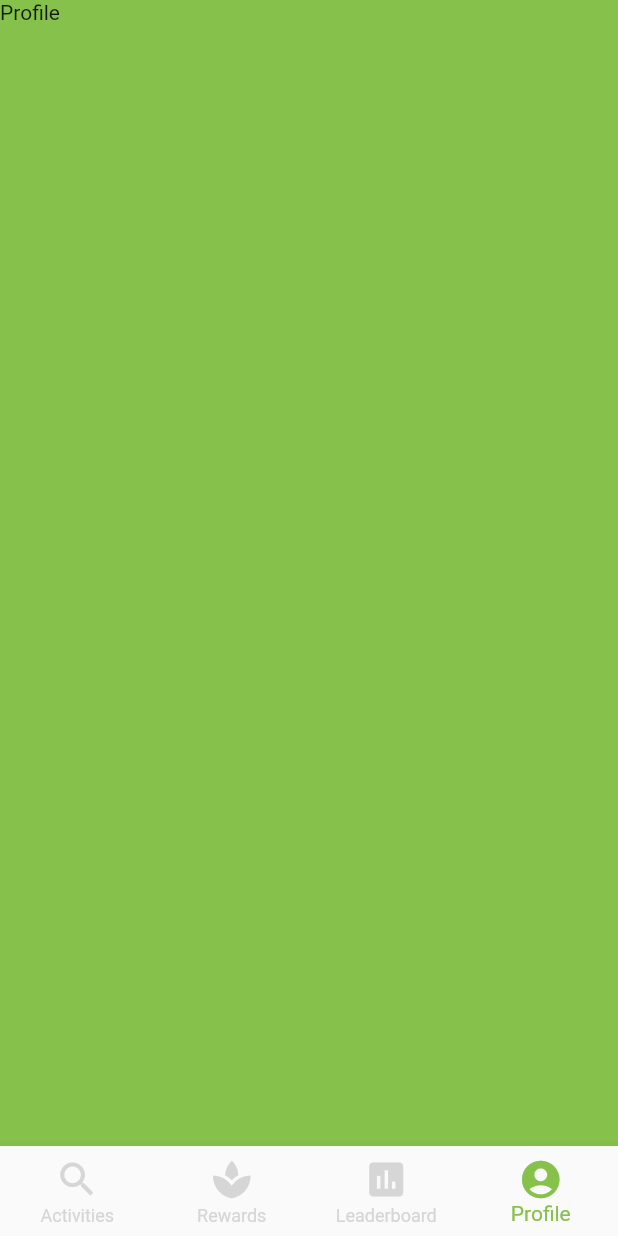
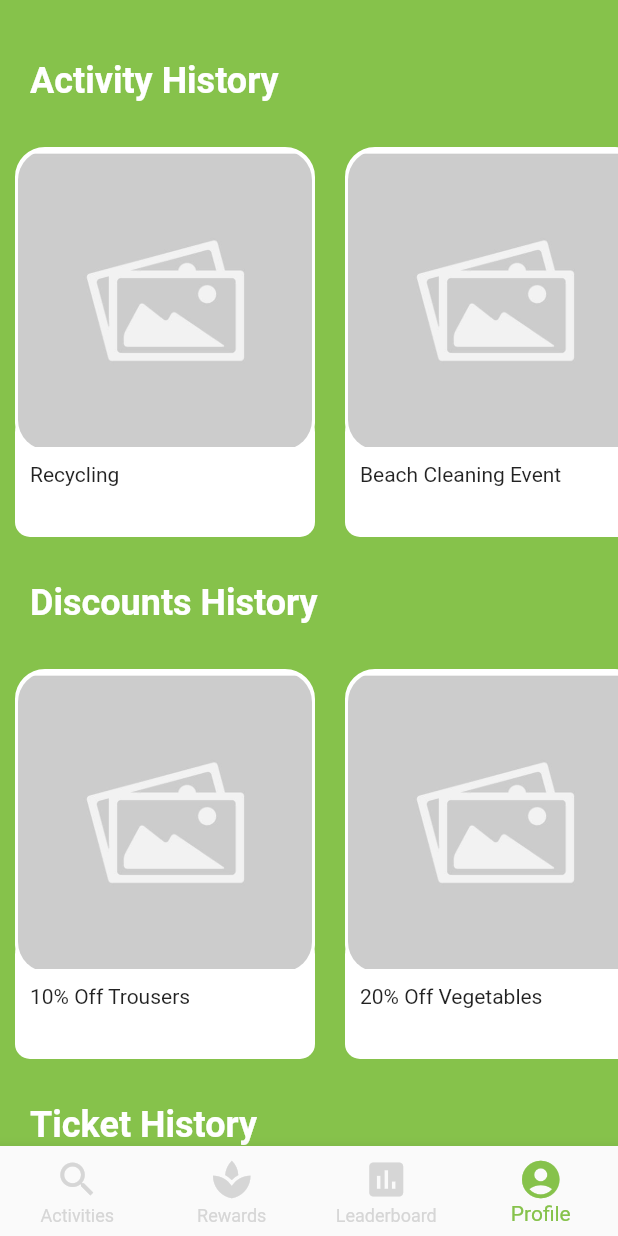
Before and after one commit to dserafim1999/plant-b, a Flutter app: the MyHomePage screen opened directly, item 4 of the bottom bar chosen, on a phone screen of 412 x 824 dp. Run offline on Flutter 3.47's test engine with Material 2 defaults, Android fonts, the phone set to English and light mode, and no system bars; our stand-ins replace google_maps_flutter.

Commit message:
profile menu carousel mockup

```diff
--- a/lib/main.dart
+++ b/lib/main.dart
@@ -22,7 +22,7 @@ class MyApp extends StatelessWidget {
         primarySwatch: Colors.green,
       ),
       //home: const MyHomePage(),
-      home: const SignIn(),
+      home: const MyHomePage(),
     );
   }
 }
--- /dev/null
+++ b/lib/models/activity.model.dart
@@ -0,0 +1,55 @@
+class Activity {
+  //String imageUrl;
+  int tokens;
+  int minNumParticipants;
+  //Users[] friends;
+  String name;
+  String date;
+  String creationDate;
+  String description;
+
+  Activity({
+    required this.tokens,
+    //required this.imageUrl,
+    required this.minNumParticipants,
+    required this.name,
+    required this.description,
+    required this.date,
+    required this.creationDate,
+  });
+}
+
+List<Activity> activities = [
+  Activity(
+    tokens: 100,
+    minNumParticipants: 1,
+    name: "Recycling",
+    description: "jsnakjndis ihabs iunsdi kdhna ou wdjkwe nk kh hj jewnfojeno cwk eihwfniw fje sj fkehw fuienfi ekjhfbiweujf nfheb ",
+    date: "05/07/2021",
+    creationDate: "30/12/2021",
+  ),
+  Activity(
+    tokens: 300,
+    minNumParticipants: 4,
+    name: "Beach Cleaning Event",
+    description: "jsnakjndis ihabs iunsdi kdhna ou wdjkwe nk kh hj jewnfojeno cwk eihwfniw fje sj fkehw fuienfi ekjhfbiweujf nfheb ",
+    date: "05/07/2021",
+    creationDate: "30/12/2021",
+  ),
+  Activity(
+    tokens: 200,
+    minNumParticipants: 2,
+    name: "Walk Dogs",
+    description: "jsnakjndis ihabs iunsdi kdhna ou wdjkwe nk kh hj jewnfojeno cwk eihwfniw fje sj fkehw fuienfi ekjhfbiweujf nfheb ",
+    date: "05/07/2021",
+    creationDate: "30/12/2021",
+  ),
+  Activity(
+    tokens: 100,
+    minNumParticipants: 1,
+    name: "Recycling Point",
+    description: "jsnakjndis ihabs iunsdi kdhna ou wdjkwe nk kh hj jewnfojeno cwk eihwfniw fje sj fkehw fuienfi ekjhfbiweujf nfheb ",
+    date: "05/07/2021",
+    creationDate: "30/12/2021",
+  ),
+];
--- /dev/null
+++ b/lib/models/discount.model.dart
@@ -0,0 +1,67 @@
+class Discount {
+  int tokens;
+  int percentage;
+  String description;
+  String location;
+  String shop;
+  String name;
+  //String imageUrl;
+
+  Discount({
+    required this.tokens,
+    required this.percentage,
+    required this.description,
+    required this.location,
+    required this.shop,
+    required this.name,
+    //required this.imageUrl,
+  });
+}
+
+List<Discount> discounts = [
+  Discount(
+    tokens: 100,
+    percentage: 10,
+    description: "kdsj dknd adnj jk vrj jjdnkmdc m scknsc mcnjknmsc k cjncek kjcn ik jm jkmrk mjrj f",
+    location: "Leiria",
+    shop: "Loja",
+    name: "10% Off Trousers",
+    //required this.imageUrl,
+  ),
+  Discount(
+    tokens: 300,
+    percentage: 20,
+    description: "kdsj dknd adnj jk vrj jjdnkmdc m scknsc mcnjknmsc k cjncek kjcn ik jm jkmrk mjrj f",
+    location: "Leiria",
+    shop: "Loja",
+    name: "20% Off Vegetables",
+    //required this.imageUrl,
+  ),
+  Discount(
+    tokens: 500,
+    percentage: 20,
+    description: "kdsj dknd adnj jk vrj jjdnkmdc m scknsc mcnjknmsc k cjncek kjcn ik jm jkmrk mjrj f",
+    location: "Leiria",
+    shop: "Loja",
+    name: "10% Off Cardigans",
+    //required this.imageUrl,
+  ),
+  Discount(
+    tokens: 200,
+    percentage: 10,
+    description: "kdsj dknd adnj jk vrj jjdnkmdc m scknsc mcnjknmsc k cjncek kjcn ik jm jkmrk mjrj f",
+    location: "Leiria",
+    shop: "Loja",
+    name: "10% Off Beer",
+    //required this.imageUrl,
+  ),
+  Discount(
+    tokens: 100,
+    percentage: 10,
+    description: "kdsj dknd adnj jk vrj jjdnkmdc m scknsc mcnjknmsc k cjncek kjcn ik jm jkmrk mjrj f",
+    location: "Leiria",
+    shop: "Loja",
+    name: "10% Off Eco Toilet Paper and other stuff to test spacing",
+    //required this.imageUrl,
+  ),
+];
--- /dev/null
+++ b/lib/models/ticket.model.dart
@@ -0,0 +1,37 @@
+class Ticket {
+  int tokens;
+  int amount;
+  String type;
+  //String imageUrl;
+
+  Ticket({
+    required this.tokens,
+    required this.amount,
+    required this.type,
+    //required this.imageUrl,
+  });
+}
+
+List<Ticket> tickets = [
+  Ticket(
+    tokens: 200,
+    amount: 1,
+    type: "Train",
+  ),
+  Ticket(
+    tokens: 100,
+    amount: 1,
+    type: "Bus",
+  ),
+  Ticket(
+    tokens: 150,
+    amount: 1,
+    type: "Metro",
+  ),
+  Ticket(
+    tokens: 200,
+    amount: 1,
+    type: "Train",
+  ),
+
+];
--- a/lib/pages/profile/profile.dart
+++ b/lib/pages/profile/profile.dart
@@ -1,4 +1,5 @@
 import 'package:flutter/material.dart';
+import 'package:plant_b/pages/profile/profile_carousel.dart';
 
 class Profile extends StatefulWidget {
   const Profile({Key? key}) : super(key: key);
@@ -10,8 +11,6 @@ class Profile extends StatefulWidget {
 class _ProfileState extends State<Profile> {
   @override
   Widget build(BuildContext context) {
-    return Container(
-      child: Text("Profile"),
-    );
+    return ProfileCarousel();
   }
 }
--- /dev/null
+++ b/lib/pages/profile/profile_carousel.dart
@@ -0,0 +1,243 @@
+import 'package:flutter/material.dart';
+import 'package:plant_b/models/activity.model.dart';
+import 'package:plant_b/models/ticket.model.dart';
+import 'package:plant_b/models/discount.model.dart';
+import 'package:plant_b/core/styles.dart';
+
+
+class ProfileCarousel extends StatelessWidget {
+  const ProfileCarousel({Key? key}) : super(key: key);
+
+
+  @override
+  Widget build(BuildContext context) {
+    return Container(
+      child: SingleChildScrollView(
+        child: Column(
+          children: <Widget>[
+            SizedBox(height: 40),
+            Padding(
+              padding: const EdgeInsets.symmetric(horizontal: 20.0),
+              child: Row(
+                mainAxisAlignment: MainAxisAlignment.spaceBetween,
+                children: <Widget>[
+                  Text(
+                      "Activity History",
+                      style: headline1
+                  ),
+                ],),
+            ),
+            SizedBox(height: 20),
+            Container(
+              height: 300,
+              child: ListView.builder(
+                  scrollDirection: Axis.horizontal,
+                  itemCount: activities.length,
+                  itemBuilder: (BuildContext context, int index) {
+                    Activity activity = activities[index];
+                    return Container(
+                      width: 200.0,
+                      margin: EdgeInsets.all(10.0),
+                      child: Stack(
+                        alignment: Alignment.topCenter,
+                        children: <Widget>[
+                          Positioned(
+                            bottom: 20.0,
+                            child: Container(
+                              height: 80.0,
+                              width: 200.0,
+                              decoration: BoxDecoration(
+                                  color: Colors.white,
+                                  borderRadius: BorderRadius.circular(10.0)
+                              ),
+                              child: Padding(
+                                padding: const EdgeInsets.all(10.0),
+                                child: Column(
+                                    crossAxisAlignment: CrossAxisAlignment.start,
+                                    children: <Widget> [
+                                      SizedBox(height: 20),
+                                      Text(activity.name)
+                                    ]),
+                              ),
+                            ),
+                          ),
+                          Container(
+                              decoration: BoxDecoration(
+                                color: Colors.white,
+                                borderRadius: BorderRadius.circular(20.0),
+                                border: Border.all(
+                                  color: Colors.white,
+                                  width: 2,
+                                ),
+                              ),
+                              child: Stack(
+                                children: <Widget>[
+                                  ClipRRect(
+                                    borderRadius: BorderRadius.circular(20.0),
+                                    child: Image(
+                                      height: 200.0,
+                                      width: 200.0,
+                                      image: AssetImage("assets/placeholder.jpg"),
+                                    ),
+                                  )
+                                ],
+                              )
+                          ),
+                        ],
+                      ),
+                    );
+                  }
+              ),
+            ),
+            Padding(
+              padding: const EdgeInsets.symmetric(horizontal: 20.0),
+              child: Row(
+                mainAxisAlignment: MainAxisAlignment.spaceBetween,
+                children: <Widget>[
+                  Text(
+                      "Discounts History",
+                      style: headline1
+                  ),
+                ],),
+            ),
+            SizedBox(height: 20),
+            Container(
+              height: 300,
+              child: ListView.builder(
+                  scrollDirection: Axis.horizontal,
+                  itemCount: discounts.length,
+                  itemBuilder: (BuildContext context, int index) {
+                    Discount discount = discounts[index];
+                    return Container(
+                      width: 200.0,
+                      margin: EdgeInsets.all(10.0),
+                      child: Stack(
+                        alignment: Alignment.topCenter,
+                        children: <Widget>[
+                          Positioned(
+                            bottom: 20.0,
+                            child: Container(
+                              height: 80.0,
+                              width: 200.0,
+                              decoration: BoxDecoration(
+                                  color: Colors.white,
+                                  borderRadius: BorderRadius.circular(10.0)
+                              ),
+                              child: Padding(
+                                padding: const EdgeInsets.all(10.0),
+                                child: Column(
+                                    crossAxisAlignment: CrossAxisAlignment.start,
+                                    children: <Widget> [
+                                      SizedBox(height: 20),
+                                      Text(discount.name)
+                                    ]),
+                              ),
+                            ),
+                          ),
+                          Container(
+                              decoration: BoxDecoration(
+                                color: Colors.white,
+                                borderRadius: BorderRadius.circular(20.0),
+                                border: Border.all(
+                                  color: Colors.white,
+                                  width: 2,
+                                ),
+                              ),
+                              child: Stack(
+                                children: <Widget>[
+                                  ClipRRect(
+                                    borderRadius: BorderRadius.circular(20.0),
+                                    child: Image(
+                                      height: 200.0,
+                                      width: 200.0,
+                                      image: AssetImage("assets/placeholder.jpg"),
+                                    ),
+                                  )
+                                ],
+                              )
+                          ),
+                        ],
+                      ),
+                    );
+                  }
+              ),
+            ),
+            Padding(
+              padding: const EdgeInsets.symmetric(horizontal: 20.0),
+              child: Row(
+                mainAxisAlignment: MainAxisAlignment.spaceBetween,
+                children: <Widget>[
+                  Text(
+                      "Ticket History",
+                      style: headline1
+                  ),
+                ],),
+            ),
+            SizedBox(height: 20),
+            Container(
+              height: 300,
+              child: ListView.builder(
+                  scrollDirection: Axis.horizontal,
+                  itemCount: tickets.length,
+                  itemBuilder: (BuildContext context, int index) {
+                    Ticket ticket = tickets[index];
+                    return Container(
+                      width: 200.0,
+                      margin: EdgeInsets.all(10.0),
+                      child: Stack(
+                        alignment: Alignment.topCenter,
+                        children: <Widget>[
+                          Positioned(
+                            bottom: 20.0,
+                            child: Container(
+                              height: 80.0,
+                              width: 200.0,
+                              decoration: BoxDecoration(
+                                  color: Colors.white,
+                                  borderRadius: BorderRadius.circular(10.0)
+                              ),
+                              child: Padding(
+                                padding: const EdgeInsets.all(10.0),
+                                child: Column(
+                                    crossAxisAlignment: CrossAxisAlignment.start,
+                                    children: <Widget> [
+                                      SizedBox(height: 20),
+                                      Text(ticket.type)
+                                    ]),
+                              ),
+                            ),
+                          ),
+                          Container(
+                              decoration: BoxDecoration(
+                                color: Colors.white,
+                                borderRadius: BorderRadius.circular(20.0),
+                                border: Border.all(
+                                  color: Colors.white,
+                                  width: 2,
+                                ),
+                              ),
+                              child: Stack(
+                                children: <Widget>[
+                                  ClipRRect(
+                                    borderRadius: BorderRadius.circular(20.0),
+                                    child: Image(
+                                      height: 200.0,
+                                      width: 200.0,
+                                      image: AssetImage("assets/placeholder.jpg"),
+                                    ),
+                                  )
+                                ],
+                              )
+                          ),
+                        ],
+                      ),
+                    );
+                  }
+              ),
+            ),
+          ],
+        ),
+      ),
+    );
+  }
+}
```
Also changed, not shown: assets/placeholder.jpg (added).
